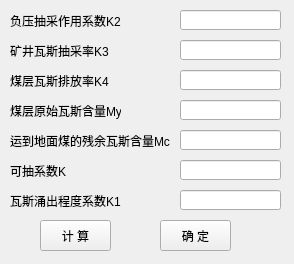
This is python/cbm/uifiles/mine_gas_reserves_predict_dlg2.ui in wyrover/cbm as Qt 5 draws it before an edit. The edited form follows.
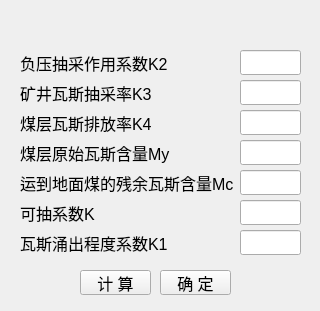
This is the edited form. Icons and pictures are not drawn.

What changed in the file:
```diff
--- a/python/cbm/uifiles/mine_gas_reserves_predict_dlg2.ui
+++ b/python/cbm/uifiles/mine_gas_reserves_predict_dlg2.ui
@@ -6,8 +6,8 @@
    <rect>
     <x>0</x>
     <y>0</y>
-    <width>294</width>
-    <height>264</height>
+    <width>320</width>
+    <height>311</height>
    </rect>
   </property>
   <property name="windowTitle">
@@ -17,192 +17,394 @@
    <iconset resource="../usecad.qrc">
     <normaloff>:/images/cbm.ico</normaloff>:/images/cbm.ico</iconset>
   </property>
+  <widget class="QWidget" name="widget_main" native="true">
+   <property name="geometry">
+    <rect>
+     <x>0</x>
+     <y>30</y>
+     <width>321</width>
+     <height>281</height>
+    </rect>
+   </property>
   <widget class="QLineEdit" name="pump_k2">
    <property name="geometry">
     <rect>
-     <x>180</x>
-     <y>10</y>
-     <width>101</width>
-     <height>20</height>
-    </rect>
-   </property>
-  </widget>
-  <widget class="QLabel" name="label">
-   <property name="geometry">
-    <rect>
-     <x>10</x>
-     <y>10</y>
-     <width>111</width>
-     <height>21</height>
-    </rect>
-   </property>
-   <property name="text">
-    <string>负压抽采作用系数K2</string>
-   </property>
-  </widget>
-  <widget class="QLabel" name="label_2">
+      <x>240</x>
+      <y>20</y>
+      <width>61</width>
+      <height>25</height>
+     </rect>
+    </property>
+    <property name="font">
+     <font>
+      <pointsize>12</pointsize>
+     </font>
+    </property>
+   </widget>
+   <widget class="QPushButton" name="cacl">
    <property name="geometry">
     <rect>
-     <x>10</x>
-     <y>40</y>
-     <width>111</width>
-     <height>21</height>
-    </rect>
-   </property>
-   <property name="text">
-    <string>矿井瓦斯抽采率K3</string>
-   </property>
-  </widget>
-  <widget class="QLineEdit" name="pump_k3">
-   <property name="geometry">
-    <rect>
-     <x>180</x>
-     <y>40</y>
-     <width>101</width>
-     <height>20</height>
-    </rect>
-   </property>
-  </widget>
-  <widget class="QLabel" name="label_3">
-   <property name="geometry">
-    <rect>
-     <x>10</x>
-     <y>70</y>
-     <width>111</width>
-     <height>21</height>
-    </rect>
-   </property>
+      <x>80</x>
+      <y>240</y>
+      <width>71</width>
+      <height>25</height>
+     </rect>
+    </property>
+    <property name="font">
+     <font>
+      <pointsize>12</pointsize>
+     </font>
+    </property>
    <property name="text">
-    <string>煤层瓦斯排放率K4</string>
-   </property>
-  </widget>
-  <widget class="QLineEdit" name="pump_k4">
-   <property name="geometry">
-    <rect>
-     <x>180</x>
-     <y>70</y>
-     <width>101</width>
-     <height>20</height>
-    </rect>
-   </property>
-  </widget>
-  <widget class="QLabel" name="label_4">
-   <property name="geometry">
-    <rect>
-     <x>10</x>
-     <y>100</y>
-     <width>111</width>
-     <height>21</height>
-    </rect>
-   </property>
-   <property name="text">
-    <string>煤层原始瓦斯含量My</string>
-   </property>
-  </widget>
-  <widget class="QLineEdit" name="gas_w0">
-   <property name="geometry">
-    <rect>
-     <x>180</x>
-     <y>100</y>
-     <width>101</width>
-     <height>20</height>
-    </rect>
-   </property>
-  </widget>
-  <widget class="QLabel" name="label_5">
-   <property name="geometry">
-    <rect>
-     <x>10</x>
-     <y>130</y>
-     <width>161</width>
-     <height>21</height>
-    </rect>
-   </property>
-   <property name="text">
-    <string>运到地面煤的残余瓦斯含量Mc</string>
+     <string>计 算</string>
    </property>
   </widget>
   <widget class="QLineEdit" name="gas_wc2">
    <property name="geometry">
     <rect>
-     <x>180</x>
-     <y>130</y>
-     <width>101</width>
-     <height>20</height>
-    </rect>
-   </property>
+      <x>240</x>
+      <y>140</y>
+      <width>61</width>
+      <height>25</height>
+     </rect>
+    </property>
+    <property name="font">
+     <font>
+      <pointsize>12</pointsize>
+     </font>
+    </property>
   </widget>
   <widget class="QLabel" name="label_6">
    <property name="geometry">
     <rect>
-     <x>10</x>
-     <y>160</y>
+      <x>20</x>
+      <y>170</y>
      <width>111</width>
-     <height>21</height>
-    </rect>
-   </property>
+      <height>25</height>
+     </rect>
+    </property>
+    <property name="font">
+     <font>
+      <pointsize>12</pointsize>
+     </font>
+    </property>
    <property name="text">
     <string>可抽系数K</string>
    </property>
   </widget>
+   <widget class="QLineEdit" name="pump_k3">
+    <property name="geometry">
+     <rect>
+      <x>240</x>
+      <y>50</y>
+      <width>61</width>
+      <height>25</height>
+     </rect>
+    </property>
+    <property name="font">
+     <font>
+      <pointsize>12</pointsize>
+     </font>
+    </property>
+   </widget>
+   <widget class="QLabel" name="label_3">
+    <property name="geometry">
+     <rect>
+      <x>20</x>
+      <y>80</y>
+      <width>161</width>
+      <height>25</height>
+     </rect>
+    </property>
+    <property name="font">
+     <font>
+      <pointsize>12</pointsize>
+     </font>
+    </property>
+    <property name="text">
+     <string>煤层瓦斯排放率K4</string>
+    </property>
+   </widget>
+   <widget class="QLabel" name="label">
+    <property name="geometry">
+     <rect>
+      <x>20</x>
+      <y>20</y>
+      <width>161</width>
+      <height>25</height>
+     </rect>
+    </property>
+    <property name="font">
+     <font>
+      <pointsize>12</pointsize>
+     </font>
+    </property>
+    <property name="text">
+     <string>负压抽采作用系数K2</string>
+    </property>
+   </widget>
   <widget class="QLineEdit" name="pump_k">
    <property name="geometry">
     <rect>
-     <x>180</x>
-     <y>160</y>
-     <width>101</width>
-     <height>20</height>
-    </rect>
-   </property>
+      <x>240</x>
+      <y>170</y>
+      <width>61</width>
+      <height>25</height>
+     </rect>
+    </property>
+    <property name="font">
+     <font>
+      <pointsize>12</pointsize>
+     </font>
+    </property>
   </widget>
   <widget class="QLabel" name="label_7">
    <property name="geometry">
     <rect>
-     <x>10</x>
-     <y>190</y>
-     <width>111</width>
-     <height>21</height>
-    </rect>
-   </property>
+      <x>20</x>
+      <y>200</y>
+      <width>161</width>
+      <height>25</height>
+     </rect>
+    </property>
+    <property name="font">
+     <font>
+      <pointsize>12</pointsize>
+     </font>
+    </property>
    <property name="text">
     <string>瓦斯涌出程度系数K1</string>
    </property>
   </widget>
+   <widget class="QLineEdit" name="pump_k4">
+    <property name="geometry">
+     <rect>
+      <x>240</x>
+      <y>80</y>
+      <width>61</width>
+      <height>25</height>
+     </rect>
+    </property>
+    <property name="font">
+     <font>
+      <pointsize>12</pointsize>
+     </font>
+    </property>
+   </widget>
+   <widget class="QLabel" name="label_4">
+    <property name="geometry">
+     <rect>
+      <x>20</x>
+      <y>110</y>
+      <width>161</width>
+      <height>25</height>
+     </rect>
+    </property>
+    <property name="font">
+     <font>
+      <pointsize>12</pointsize>
+     </font>
+    </property>
+    <property name="text">
+     <string>煤层原始瓦斯含量My</string>
+    </property>
+   </widget>
   <widget class="QLineEdit" name="pump_k1">
    <property name="geometry">
     <rect>
-     <x>180</x>
-     <y>190</y>
-     <width>101</width>
-     <height>20</height>
-    </rect>
-   </property>
+      <x>240</x>
+      <y>200</y>
+      <width>61</width>
+      <height>25</height>
+     </rect>
+    </property>
+    <property name="font">
+     <font>
+      <pointsize>12</pointsize>
+     </font>
+    </property>
   </widget>
   <widget class="QPushButton" name="ok">
    <property name="geometry">
     <rect>
      <x>160</x>
-     <y>220</y>
+      <y>240</y>
      <width>71</width>
-     <height>31</height>
-    </rect>
-   </property>
+      <height>25</height>
+     </rect>
+    </property>
+    <property name="font">
+     <font>
+      <pointsize>12</pointsize>
+     </font>
+    </property>
    <property name="text">
     <string>确 定</string>
    </property>
   </widget>
-  <widget class="QPushButton" name="cacl">
+   <widget class="QLineEdit" name="gas_w0">
+    <property name="geometry">
+     <rect>
+      <x>240</x>
+      <y>110</y>
+      <width>61</width>
+      <height>25</height>
+     </rect>
+    </property>
+    <property name="font">
+     <font>
+      <pointsize>12</pointsize>
+     </font>
+    </property>
+   </widget>
+   <widget class="QLabel" name="label_5">
+    <property name="geometry">
+     <rect>
+      <x>20</x>
+      <y>140</y>
+      <width>221</width>
+      <height>25</height>
+     </rect>
+    </property>
+    <property name="font">
+     <font>
+      <pointsize>12</pointsize>
+     </font>
+    </property>
+    <property name="text">
+     <string>运到地面煤的残余瓦斯含量Mc</string>
+    </property>
+   </widget>
+   <widget class="QLabel" name="label_2">
+    <property name="geometry">
+     <rect>
+      <x>20</x>
+      <y>50</y>
+      <width>161</width>
+      <height>25</height>
+     </rect>
+    </property>
+    <property name="font">
+     <font>
+      <pointsize>12</pointsize>
+     </font>
+    </property>
+    <property name="text">
+     <string>矿井瓦斯抽采率K3</string>
+    </property>
+   </widget>
+  </widget>
+  <widget class="QWidget" name="widget_title" native="true">
+   <property name="geometry">
+    <rect>
+     <x>-10</x>
+     <y>0</y>
+     <width>331</width>
+     <height>31</height>
+    </rect>
+   </property>
+   <widget class="QLabel" name="lab_Ico">
+    <property name="geometry">
+     <rect>
+      <x>10</x>
+      <y>0</y>
+      <width>31</width>
+      <height>31</height>
+     </rect>
+    </property>
+    <property name="sizePolicy">
+     <sizepolicy hsizetype="Minimum" vsizetype="Preferred">
+      <horstretch>0</horstretch>
+      <verstretch>0</verstretch>
+     </sizepolicy>
+    </property>
+    <property name="minimumSize">
+     <size>
+      <width>30</width>
+      <height>0</height>
+     </size>
+    </property>
+    <property name="text">
+     <string>&lt;!DOCTYPE HTML PUBLIC &quot;-//W3C//DTD HTML 4.0//EN&quot; &quot;http://www.w3.org/TR/REC-html40/strict.dtd&quot;&gt;
+&lt;html&gt;&lt;head&gt;&lt;meta name=&quot;qrichtext&quot; content=&quot;1&quot; /&gt;&lt;style type=&quot;text/css&quot;&gt;
+p, li { white-space: pre-wrap; }
+&lt;/style&gt;&lt;/head&gt;&lt;body style=&quot; font-family:'SimSun'; font-size:9pt; font-weight:400; font-style:normal;&quot;&gt;
+&lt;p style=&quot;-qt-paragraph-type:empty; margin-top:0px; margin-bottom:0px; margin-left:0px; margin-right:0px; -qt-block-indent:0; text-indent:0px;&quot;&gt;&lt;br /&gt;&lt;/p&gt;&lt;/body&gt;&lt;/html&gt;</string>
+    </property>
+    <property name="alignment">
+     <set>Qt::AlignCenter</set>
+    </property>
+   </widget>
+   <widget class="QLabel" name="lab_Title">
    <property name="geometry">
     <rect>
      <x>40</x>
-     <y>220</y>
-     <width>71</width>
+      <y>0</y>
+      <width>241</width>
      <height>31</height>
     </rect>
    </property>
+    <property name="sizePolicy">
+     <sizepolicy hsizetype="Expanding" vsizetype="Preferred">
+      <horstretch>0</horstretch>
+      <verstretch>0</verstretch>
+     </sizepolicy>
+    </property>
+    <property name="styleSheet">
+     <string notr="true">font: 10pt &quot;微软雅黑&quot;;</string>
+    </property>
    <property name="text">
-    <string>计 算</string>
-   </property>
+     <string/>
+    </property>
+    <property name="alignment">
+     <set>Qt::AlignLeading|Qt::AlignLeft|Qt::AlignVCenter</set>
+    </property>
+   </widget>
+   <widget class="QPushButton" name="btnMenu_Close">
+    <property name="geometry">
+     <rect>
+      <x>290</x>
+      <y>0</y>
+      <width>41</width>
+      <height>31</height>
+     </rect>
+    </property>
+    <property name="sizePolicy">
+     <sizepolicy hsizetype="Minimum" vsizetype="Expanding">
+      <horstretch>0</horstretch>
+      <verstretch>0</verstretch>
+     </sizepolicy>
+    </property>
+    <property name="minimumSize">
+     <size>
+      <width>40</width>
+      <height>0</height>
+     </size>
+    </property>
+    <property name="font">
+     <font>
+      <pointsize>12</pointsize>
+     </font>
+    </property>
+    <property name="cursor">
+     <cursorShape>ArrowCursor</cursorShape>
+    </property>
+    <property name="focusPolicy">
+     <enum>Qt::NoFocus</enum>
+    </property>
+    <property name="text">
+     <string/>
+    </property>
+    <property name="iconSize">
+     <size>
+      <width>32</width>
+      <height>32</height>
+     </size>
+    </property>
+    <property name="flat">
+     <bool>true</bool>
+    </property>
+   </widget>
   </widget>
  </widget>
  <resources>
```
Lines whose indentation alone changed are shown as unchanged.
